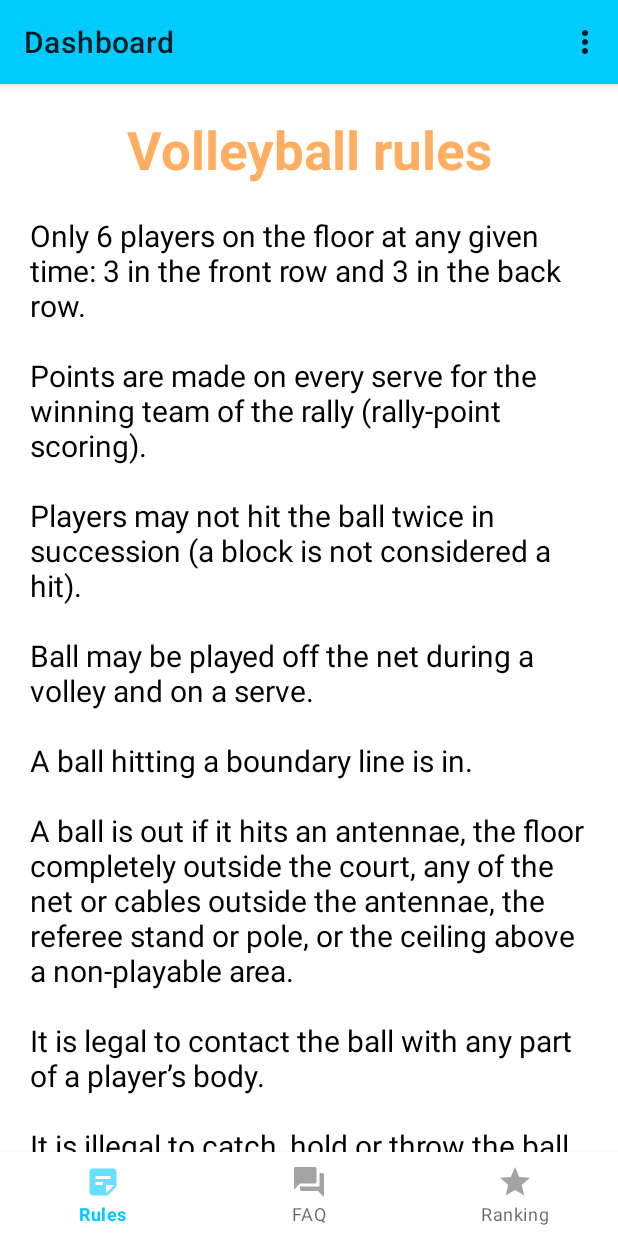
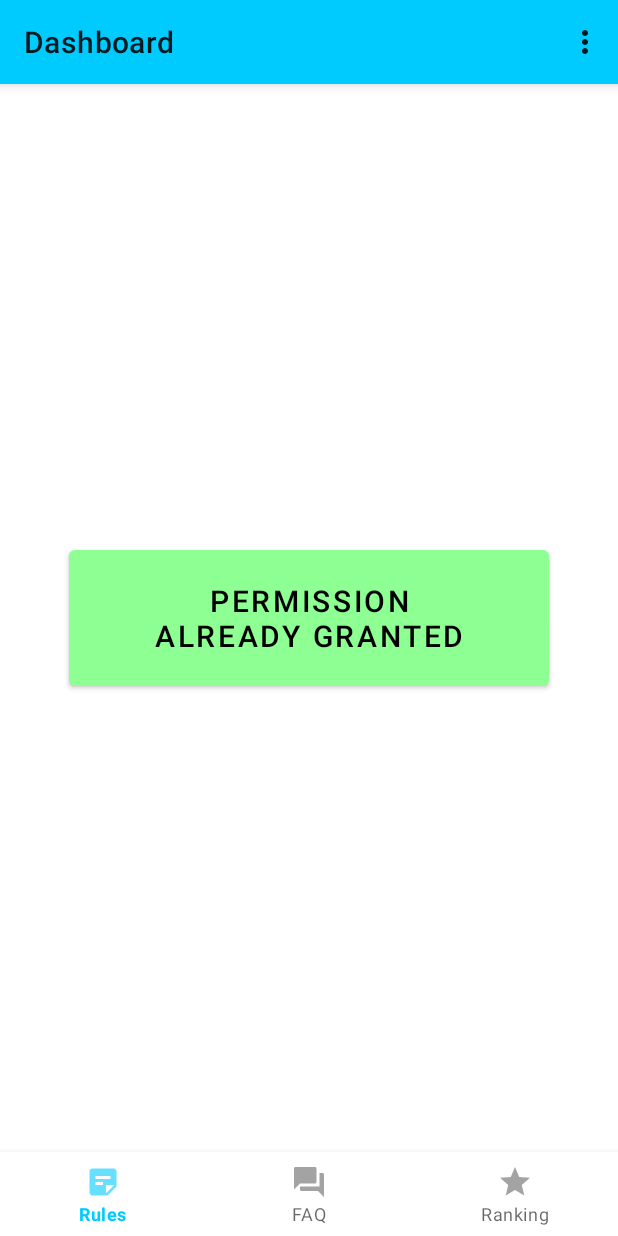
Before and after one commit to eriduasan/iVolley, an Android app: the DashboardActivity screen opened directly, with no data from a screen before it, in the options menu, after a tap on "Settings", on a phone screen of 412 x 824 dp. Run offline under Robolectric (Android 15) with nearby library versions, the phone set to English and light mode, and no system bars.

Commit message:
Notify permission set on OptionsFragment

```diff
--- a/app/src/main/AndroidManifest.xml
+++ b/app/src/main/AndroidManifest.xml
@@ -3,6 +3,7 @@
     xmlns:tools="http://schemas.android.com/tools">
 
     <uses-permission android:name="android.permission.INTERNET" />
+    <uses-permission android:name="android.permission.POST_NOTIFICATIONS"/>
 
     <application
         android:allowBackup="true"
--- a/app/src/main/java/com/example/volleyball/DashboardActivity.kt
+++ b/app/src/main/java/com/example/volleyball/DashboardActivity.kt
@@ -17,6 +17,7 @@ import com.example.volleyball.clases.Faq
 import com.example.volleyball.databinding.ActivityDashboardBinding
 import com.example.volleyball.fragments.DetailFaqFragment
 import com.example.volleyball.fragments.FaqFragment
+import com.example.volleyball.fragments.OptionsFragment
 import com.example.volleyball.fragments.RulesFragment
 import com.google.android.material.navigation.NavigationBarView
 
@@ -57,6 +58,18 @@ class DashboardActivity : AppCompatActivity(), NavigationBarView.OnItemSelectedL
         }
     }
 
+    override fun onOptionsItemSelected(item: MenuItem): Boolean {
+
+        return when(item.itemId) {
+            R.id.menu_btn_options -> {
+                changeFragment(OptionsFragment(), true)
+                true
+            }
+            else -> super.onOptionsItemSelected(item)
+        }
+
+    }
+
     fun changeFragment(fragmentToShow: Fragment, add: Boolean) {
 
         val fragmentContainerView = binding.dashboardFragmentContainerView.id
--- /dev/null
+++ b/app/src/main/java/com/example/volleyball/fragments/OptionsFragment.kt
@@ -0,0 +1,52 @@
+package com.example.volleyball.fragments
+
+import android.Manifest
+import android.annotation.SuppressLint
+import android.content.pm.PackageManager
+import android.graphics.Color
+import android.os.Bundle
+import androidx.fragment.app.Fragment
+import android.view.LayoutInflater
+import android.view.View
+import android.view.ViewGroup
+import androidx.core.app.ActivityCompat
+import androidx.core.content.ContextCompat
+import com.example.volleyball.R
+import com.example.volleyball.databinding.FragmentOptionsBinding
+import com.google.android.material.snackbar.Snackbar
+
+class OptionsFragment : Fragment() {
+
+    lateinit var binding: FragmentOptionsBinding
+
+    override fun onCreateView(
+        inflater: LayoutInflater, container: ViewGroup?,
+        savedInstanceState: Bundle?
+    ): View? {
+
+        binding = FragmentOptionsBinding.inflate(inflater)
+
+
+        handleNotificationButton()
+
+
+        binding.optionsBtnAllowNotifications.setOnClickListener{
+            if (ContextCompat.checkSelfPermission(requireContext(), Manifest.permission.POST_NOTIFICATIONS) != PackageManager.PERMISSION_GRANTED) {
+                ActivityCompat.requestPermissions(requireActivity(), arrayOf(Manifest.permission.POST_NOTIFICATIONS),0)
+            } else {
+                Snackbar.make(requireContext(), binding.root, getString(R.string.permission_already_granted), Snackbar.LENGTH_SHORT).show()
+            }
+        }
+
+        return binding.root
+    }
+
+    fun handleNotificationButton() {
+        if (ContextCompat.checkSelfPermission(requireContext(), Manifest.permission.POST_NOTIFICATIONS) == PackageManager.PERMISSION_GRANTED) {
+            binding.optionsBtnAllowNotifications.setBackgroundColor(resources.getColor(R.color.success_color))
+            binding.optionsBtnAllowNotifications.setTextColor(resources.getColor(R.color.black))
+            binding.optionsBtnAllowNotifications.text = getString(R.string.permission_already_granted)
+        }
+    }
+
+}
--- /dev/null
+++ b/app/src/main/res/layout/fragment_options.xml
@@ -0,0 +1,22 @@
+<?xml version="1.0" encoding="utf-8"?>
+<FrameLayout xmlns:android="http://schemas.android.com/apk/res/android"
+    xmlns:tools="http://schemas.android.com/tools"
+    android:layout_width="match_parent"
+    android:layout_height="match_parent"
+    android:layout_gravity="center"
+    tools:context=".fragments.OptionsFragment">
+
+    <!-- TODO: Update blank fragment layout -->
+    <Button
+        android:id="@+id/options_btn_allow_notifications"
+        android:layout_width="wrap_content"
+        android:layout_gravity="center"
+        android:layout_height="wrap_content"
+        android:text="@string/options_changePwd"
+        android:paddingVertical="20dp"
+        android:paddingHorizontal="50dp"
+        android:textSize="20sp"
+        />
+
+
+</FrameLayout>
--- a/app/src/main/res/values/colors.xml
+++ b/app/src/main/res/values/colors.xml
@@ -11,5 +11,6 @@
     <color name="primary_color">#00CBFE</color>
     <color name="primary_color_variant">#007E9E</color>
     <color name="secundary_color">#FFAE61</color>
+    <color name="success_color">#8EFF93</color>
 
 </resources>
--- a/app/src/main/res/values/strings.xml
+++ b/app/src/main/res/values/strings.xml
@@ -96,5 +96,7 @@
         5. Libero: Specializes in defensive skills and wears a different-colored jersey.
     </string>
     <string name="faq_title">Common questions about Volleyball</string>
+    <string name="options_changePwd">Allow notifications</string>
+    <string name="permission_already_granted">Permission already granted</string>
 
 </resources>
--- a/app/src/main/res/values/styles.xml
+++ b/app/src/main/res/values/styles.xml
@@ -4,6 +4,12 @@
         <item name="android:textColor">@color/secundary_color</item>
         <item name="android:textStyle">bold</item>
     </style>
+
+    <style name="btn_background_green">
+        <item name="android:backgroundTint">@color/success_color</item>
+        <item name="android:textColor">@color/black</item>
+    </style>
+
     <style name="loginInputText">
         <item name="android:background">#F00</item>
     </style>
```
